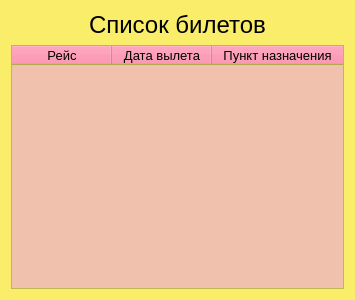
Before: the Qt Designer form ticketslistdialog.ui in BelousovAD/IS-Airport, drawn with Qt 5.
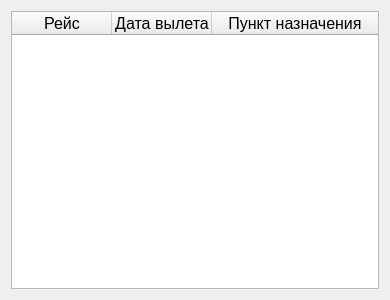
After: the same form once the commit is applied.

The edit to the form file:
```diff
--- a/ticketslistdialog.ui
+++ b/ticketslistdialog.ui
@@ -6,874 +6,27 @@
    <rect>
     <x>0</x>
     <y>0</y>
-    <width>355</width>
+    <width>390</width>
     <height>300</height>
    </rect>
   </property>
-  <property name="palette">
-   <palette>
-    <active>
-     <colorrole role="WindowText">
-      <brush brushstyle="SolidPattern">
-       <color alpha="255">
-        <red>0</red>
-        <green>0</green>
-        <blue>0</blue>
-       </color>
-      </brush>
-     </colorrole>
-     <colorrole role="Button">
-      <brush brushstyle="SolidPattern">
-       <color alpha="255">
-        <red>184</red>
-        <green>59</green>
-        <blue>94</blue>
-       </color>
-      </brush>
-     </colorrole>
-     <colorrole role="BrightText">
-      <brush brushstyle="SolidPattern">
-       <color alpha="255">
-        <red>255</red>
-        <green>255</green>
-        <blue>255</blue>
-       </color>
-      </brush>
-     </colorrole>
-     <colorrole role="Base">
-      <brush brushstyle="SolidPattern">
-       <color alpha="255">
-        <red>240</red>
-        <green>182</green>
-        <blue>116</blue>
-       </color>
-      </brush>
-     </colorrole>
-     <colorrole role="Window">
-      <brush brushstyle="SolidPattern">
-       <color alpha="255">
-        <red>249</red>
-        <green>237</green>
-        <blue>105</blue>
-       </color>
-      </brush>
-     </colorrole>
-     <colorrole role="Shadow">
-      <brush brushstyle="SolidPattern">
-       <color alpha="255">
-        <red>105</red>
-        <green>105</green>
-        <blue>105</blue>
-       </color>
-      </brush>
-     </colorrole>
-     <colorrole role="Highlight">
-      <brush brushstyle="SolidPattern">
-       <color alpha="255">
-        <red>106</red>
-        <green>44</green>
-        <blue>112</blue>
-       </color>
-      </brush>
-     </colorrole>
-     <colorrole role="HighlightedText">
-      <brush brushstyle="SolidPattern">
-       <color alpha="255">
-        <red>246</red>
-        <green>194</green>
-        <blue>255</blue>
-       </color>
-      </brush>
-     </colorrole>
-     <colorrole role="AlternateBase">
-      <brush brushstyle="SolidPattern">
-       <color alpha="255">
-        <red>236</red>
-        <green>177</green>
-        <blue>148</blue>
-       </color>
-      </brush>
-     </colorrole>
-     <colorrole role="ToolTipText">
-      <brush brushstyle="SolidPattern">
-       <color alpha="255">
-        <red>0</red>
-        <green>0</green>
-        <blue>0</blue>
-       </color>
-      </brush>
-     </colorrole>
-    </active>
-    <inactive>
-     <colorrole role="WindowText">
-      <brush brushstyle="SolidPattern">
-       <color alpha="255">
-        <red>0</red>
-        <green>0</green>
-        <blue>0</blue>
-       </color>
-      </brush>
-     </colorrole>
-     <colorrole role="Button">
-      <brush brushstyle="SolidPattern">
-       <color alpha="255">
-        <red>255</red>
-        <green>121</green>
-        <blue>157</blue>
-       </color>
-      </brush>
-     </colorrole>
-     <colorrole role="BrightText">
-      <brush brushstyle="SolidPattern">
-       <color alpha="255">
-        <red>255</red>
-        <green>255</green>
-        <blue>255</blue>
-       </color>
-      </brush>
-     </colorrole>
-     <colorrole role="Base">
-      <brush brushstyle="SolidPattern">
-       <color alpha="255">
-        <red>240</red>
-        <green>194</green>
-        <blue>173</blue>
-       </color>
-      </brush>
-     </colorrole>
-     <colorrole role="Window">
-      <brush brushstyle="SolidPattern">
-       <color alpha="255">
-        <red>249</red>
-        <green>237</green>
-        <blue>105</blue>
-       </color>
-      </brush>
-     </colorrole>
-     <colorrole role="Shadow">
-      <brush brushstyle="SolidPattern">
-       <color alpha="255">
-        <red>105</red>
-        <green>105</green>
-        <blue>105</blue>
-       </color>
-      </brush>
-     </colorrole>
-     <colorrole role="Highlight">
-      <brush brushstyle="SolidPattern">
-       <color alpha="255">
-        <red>240</red>
-        <green>100</green>
-        <blue>255</blue>
-       </color>
-      </brush>
-     </colorrole>
-     <colorrole role="HighlightedText">
-      <brush brushstyle="SolidPattern">
-       <color alpha="255">
-        <red>246</red>
-        <green>194</green>
-        <blue>255</blue>
-       </color>
-      </brush>
-     </colorrole>
-     <colorrole role="AlternateBase">
-      <brush brushstyle="SolidPattern">
-       <color alpha="255">
-        <red>236</red>
-        <green>225</green>
-        <blue>219</blue>
-       </color>
-      </brush>
-     </colorrole>
-     <colorrole role="ToolTipText">
-      <brush brushstyle="SolidPattern">
-       <color alpha="255">
-        <red>0</red>
-        <green>0</green>
-        <blue>0</blue>
-       </color>
-      </brush>
-     </colorrole>
-    </inactive>
-    <disabled>
-     <colorrole role="WindowText">
-      <brush brushstyle="SolidPattern">
-       <color alpha="255">
-        <red>120</red>
-        <green>120</green>
-        <blue>120</blue>
-       </color>
-      </brush>
-     </colorrole>
-     <colorrole role="Button">
-      <brush brushstyle="SolidPattern">
-       <color alpha="255">
-        <red>250</red>
-        <green>209</green>
-        <blue>126</blue>
-       </color>
-      </brush>
-     </colorrole>
-     <colorrole role="BrightText">
-      <brush brushstyle="SolidPattern">
-       <color alpha="255">
-        <red>255</red>
-        <green>255</green>
-        <blue>255</blue>
-       </color>
-      </brush>
-     </colorrole>
-     <colorrole role="Base">
-      <brush brushstyle="SolidPattern">
-       <color alpha="255">
-        <red>255</red>
-        <green>213</green>
-        <blue>129</blue>
-       </color>
-      </brush>
-     </colorrole>
-     <colorrole role="Window">
-      <brush brushstyle="SolidPattern">
-       <color alpha="255">
-        <red>247</red>
-        <green>235</green>
-        <blue>104</blue>
-       </color>
-      </brush>
-     </colorrole>
-     <colorrole role="Shadow">
-      <brush brushstyle="SolidPattern">
-       <color alpha="255">
-        <red>0</red>
-        <green>0</green>
-        <blue>0</blue>
-       </color>
-      </brush>
-     </colorrole>
-     <colorrole role="Highlight">
-      <brush brushstyle="SolidPattern">
-       <color alpha="255">
-        <red>255</red>
-        <green>163</green>
-        <blue>51</blue>
-       </color>
-      </brush>
-     </colorrole>
-     <colorrole role="HighlightedText">
-      <brush brushstyle="SolidPattern">
-       <color alpha="255">
-        <red>120</red>
-        <green>120</green>
-        <blue>120</blue>
-       </color>
-      </brush>
-     </colorrole>
-     <colorrole role="AlternateBase">
-      <brush brushstyle="SolidPattern">
-       <color alpha="255">
-        <red>255</red>
-        <green>227</green>
-        <blue>183</blue>
-       </color>
-      </brush>
-     </colorrole>
-     <colorrole role="ToolTipText">
-      <brush brushstyle="SolidPattern">
-       <color alpha="255">
-        <red>0</red>
-        <green>0</green>
-        <blue>0</blue>
-       </color>
-      </brush>
-     </colorrole>
-    </disabled>
-   </palette>
+  <property name="font">
+   <font>
+    <pointsize>12</pointsize>
+   </font>
   </property>
   <property name="windowTitle">
    <string>Dialog</string>
   </property>
   <layout class="QVBoxLayout" name="verticalLayout">
-   <item>
-    <widget class="QLabel" name="titleLabel">
-     <property name="palette">
-      <palette>
-       <active>
-        <colorrole role="WindowText">
-         <brush brushstyle="SolidPattern">
-          <color alpha="255">
-           <red>0</red>
-           <green>0</green>
-           <blue>0</blue>
-          </color>
-         </brush>
-        </colorrole>
-        <colorrole role="Button">
-         <brush brushstyle="SolidPattern">
-          <color alpha="255">
-           <red>184</red>
-           <green>59</green>
-           <blue>94</blue>
-          </color>
-         </brush>
-        </colorrole>
-        <colorrole role="BrightText">
-         <brush brushstyle="SolidPattern">
-          <color alpha="255">
-           <red>255</red>
-           <green>255</green>
-           <blue>255</blue>
-          </color>
-         </brush>
-        </colorrole>
-        <colorrole role="Base">
-         <brush brushstyle="SolidPattern">
-          <color alpha="255">
-           <red>240</red>
-           <green>182</green>
-           <blue>116</blue>
-          </color>
-         </brush>
-        </colorrole>
-        <colorrole role="Window">
-         <brush brushstyle="SolidPattern">
-          <color alpha="255">
-           <red>249</red>
-           <green>237</green>
-           <blue>105</blue>
-          </color>
-         </brush>
-        </colorrole>
-        <colorrole role="Shadow">
-         <brush brushstyle="SolidPattern">
-          <color alpha="255">
-           <red>105</red>
-           <green>105</green>
-           <blue>105</blue>
-          </color>
-         </brush>
-        </colorrole>
-        <colorrole role="Highlight">
-         <brush brushstyle="SolidPattern">
-          <color alpha="255">
-           <red>106</red>
-           <green>44</green>
-           <blue>112</blue>
-          </color>
-         </brush>
-        </colorrole>
-        <colorrole role="HighlightedText">
-         <brush brushstyle="SolidPattern">
-          <color alpha="255">
-           <red>246</red>
-           <green>194</green>
-           <blue>255</blue>
-          </color>
-         </brush>
-        </colorrole>
-        <colorrole role="AlternateBase">
-         <brush brushstyle="SolidPattern">
-          <color alpha="255">
-           <red>236</red>
-           <green>177</green>
-           <blue>148</blue>
-          </color>
-         </brush>
-        </colorrole>
-        <colorrole role="ToolTipText">
-         <brush brushstyle="SolidPattern">
-          <color alpha="255">
-           <red>0</red>
-           <green>0</green>
-           <blue>0</blue>
-          </color>
-         </brush>
-        </colorrole>
-       </active>
-       <inactive>
-        <colorrole role="WindowText">
-         <brush brushstyle="SolidPattern">
-          <color alpha="255">
-           <red>0</red>
-           <green>0</green>
-           <blue>0</blue>
-          </color>
-         </brush>
-        </colorrole>
-        <colorrole role="Button">
-         <brush brushstyle="SolidPattern">
-          <color alpha="255">
-           <red>255</red>
-           <green>121</green>
-           <blue>157</blue>
-          </color>
-         </brush>
-        </colorrole>
-        <colorrole role="BrightText">
-         <brush brushstyle="SolidPattern">
-          <color alpha="255">
-           <red>255</red>
-           <green>255</green>
-           <blue>255</blue>
-          </color>
-         </brush>
-        </colorrole>
-        <colorrole role="Base">
-         <brush brushstyle="SolidPattern">
-          <color alpha="255">
-           <red>240</red>
-           <green>194</green>
-           <blue>173</blue>
-          </color>
-         </brush>
-        </colorrole>
-        <colorrole role="Window">
-         <brush brushstyle="SolidPattern">
-          <color alpha="255">
-           <red>249</red>
-           <green>237</green>
-           <blue>105</blue>
-          </color>
-         </brush>
-        </colorrole>
-        <colorrole role="Shadow">
-         <brush brushstyle="SolidPattern">
-          <color alpha="255">
-           <red>105</red>
-           <green>105</green>
-           <blue>105</blue>
-          </color>
-         </brush>
-        </colorrole>
-        <colorrole role="Highlight">
-         <brush brushstyle="SolidPattern">
-          <color alpha="255">
-           <red>240</red>
-           <green>100</green>
-           <blue>255</blue>
-          </color>
-         </brush>
-        </colorrole>
-        <colorrole role="HighlightedText">
-         <brush brushstyle="SolidPattern">
-          <color alpha="255">
-           <red>246</red>
-           <green>194</green>
-           <blue>255</blue>
-          </color>
-         </brush>
-        </colorrole>
-        <colorrole role="AlternateBase">
-         <brush brushstyle="SolidPattern">
-          <color alpha="255">
-           <red>236</red>
-           <green>225</green>
-           <blue>219</blue>
-          </color>
-         </brush>
-        </colorrole>
-        <colorrole role="ToolTipText">
-         <brush brushstyle="SolidPattern">
-          <color alpha="255">
-           <red>0</red>
-           <green>0</green>
-           <blue>0</blue>
-          </color>
-         </brush>
-        </colorrole>
-       </inactive>
-       <disabled>
-        <colorrole role="WindowText">
-         <brush brushstyle="SolidPattern">
-          <color alpha="255">
-           <red>120</red>
-           <green>120</green>
-           <blue>120</blue>
-          </color>
-         </brush>
-        </colorrole>
-        <colorrole role="Button">
-         <brush brushstyle="SolidPattern">
-          <color alpha="255">
-           <red>250</red>
-           <green>209</green>
-           <blue>126</blue>
-          </color>
-         </brush>
-        </colorrole>
-        <colorrole role="BrightText">
-         <brush brushstyle="SolidPattern">
-          <color alpha="255">
-           <red>255</red>
-           <green>255</green>
-           <blue>255</blue>
-          </color>
-         </brush>
-        </colorrole>
-        <colorrole role="Base">
-         <brush brushstyle="SolidPattern">
-          <color alpha="255">
-           <red>255</red>
-           <green>213</green>
-           <blue>129</blue>
-          </color>
-         </brush>
-        </colorrole>
-        <colorrole role="Window">
-         <brush brushstyle="SolidPattern">
-          <color alpha="255">
-           <red>247</red>
-           <green>235</green>
-           <blue>104</blue>
-          </color>
-         </brush>
-        </colorrole>
-        <colorrole role="Shadow">
-         <brush brushstyle="SolidPattern">
-          <color alpha="255">
-           <red>0</red>
-           <green>0</green>
-           <blue>0</blue>
-          </color>
-         </brush>
-        </colorrole>
-        <colorrole role="Highlight">
-         <brush brushstyle="SolidPattern">
-          <color alpha="255">
-           <red>255</red>
-           <green>163</green>
-           <blue>51</blue>
-          </color>
-         </brush>
-        </colorrole>
-        <colorrole role="HighlightedText">
-         <brush brushstyle="SolidPattern">
-          <color alpha="255">
-           <red>120</red>
-           <green>120</green>
-           <blue>120</blue>
-          </color>
-         </brush>
-        </colorrole>
-        <colorrole role="AlternateBase">
-         <brush brushstyle="SolidPattern">
-          <color alpha="255">
-           <red>255</red>
-           <green>227</green>
-           <blue>183</blue>
-          </color>
-         </brush>
-        </colorrole>
-        <colorrole role="ToolTipText">
-         <brush brushstyle="SolidPattern">
-          <color alpha="255">
-           <red>0</red>
-           <green>0</green>
-           <blue>0</blue>
-          </color>
-         </brush>
-        </colorrole>
-       </disabled>
-      </palette>
-     </property>
-     <property name="font">
-      <font>
-       <pointsize>18</pointsize>
-      </font>
-     </property>
-     <property name="text">
-      <string>Список билетов</string>
-     </property>
-     <property name="alignment">
-      <set>Qt::AlignCenter</set>
-     </property>
-    </widget>
-   </item>
    <item>
     <widget class="QTableWidget" name="ticketsTableWidget">
-     <property name="palette">
-      <palette>
-       <active>
-        <colorrole role="WindowText">
-         <brush brushstyle="SolidPattern">
-          <color alpha="255">
-           <red>0</red>
-           <green>0</green>
-           <blue>0</blue>
-          </color>
-         </brush>
-        </colorrole>
-        <colorrole role="Button">
-         <brush brushstyle="SolidPattern">
-          <color alpha="255">
-           <red>184</red>
-           <green>59</green>
-           <blue>94</blue>
-          </color>
-         </brush>
-        </colorrole>
-        <colorrole role="BrightText">
-         <brush brushstyle="SolidPattern">
-          <color alpha="255">
-           <red>255</red>
-           <green>255</green>
-           <blue>255</blue>
-          </color>
-         </brush>
-        </colorrole>
-        <colorrole role="Base">
-         <brush brushstyle="SolidPattern">
-          <color alpha="255">
-           <red>240</red>
-           <green>182</green>
-           <blue>116</blue>
-          </color>
-         </brush>
-        </colorrole>
-        <colorrole role="Window">
-         <brush brushstyle="SolidPattern">
-          <color alpha="255">
-           <red>249</red>
-           <green>237</green>
-           <blue>105</blue>
-          </color>
-         </brush>
-        </colorrole>
-        <colorrole role="Shadow">
-         <brush brushstyle="SolidPattern">
-          <color alpha="255">
-           <red>105</red>
-           <green>105</green>
-           <blue>105</blue>
-          </color>
-         </brush>
-        </colorrole>
-        <colorrole role="Highlight">
-         <brush brushstyle="SolidPattern">
-          <color alpha="255">
-           <red>106</red>
-           <green>44</green>
-           <blue>112</blue>
-          </color>
-         </brush>
-        </colorrole>
-        <colorrole role="HighlightedText">
-         <brush brushstyle="SolidPattern">
-          <color alpha="255">
-           <red>246</red>
-           <green>194</green>
-           <blue>255</blue>
-          </color>
-         </brush>
-        </colorrole>
-        <colorrole role="AlternateBase">
-         <brush brushstyle="SolidPattern">
-          <color alpha="255">
-           <red>236</red>
-           <green>177</green>
-           <blue>148</blue>
-          </color>
-         </brush>
-        </colorrole>
-        <colorrole role="ToolTipText">
-         <brush brushstyle="SolidPattern">
-          <color alpha="255">
-           <red>0</red>
-           <green>0</green>
-           <blue>0</blue>
-          </color>
-         </brush>
-        </colorrole>
-       </active>
-       <inactive>
-        <colorrole role="WindowText">
-         <brush brushstyle="SolidPattern">
-          <color alpha="255">
-           <red>0</red>
-           <green>0</green>
-           <blue>0</blue>
-          </color>
-         </brush>
-        </colorrole>
-        <colorrole role="Button">
-         <brush brushstyle="SolidPattern">
-          <color alpha="255">
-           <red>255</red>
-           <green>121</green>
-           <blue>157</blue>
-          </color>
-         </brush>
-        </colorrole>
-        <colorrole role="BrightText">
-         <brush brushstyle="SolidPattern">
-          <color alpha="255">
-           <red>255</red>
-           <green>255</green>
-           <blue>255</blue>
-          </color>
-         </brush>
-        </colorrole>
-        <colorrole role="Base">
-         <brush brushstyle="SolidPattern">
-          <color alpha="255">
-           <red>240</red>
-           <green>194</green>
-           <blue>173</blue>
-          </color>
-         </brush>
-        </colorrole>
-        <colorrole role="Window">
-         <brush brushstyle="SolidPattern">
-          <color alpha="255">
-           <red>249</red>
-           <green>237</green>
-           <blue>105</blue>
-          </color>
-         </brush>
-        </colorrole>
-        <colorrole role="Shadow">
-         <brush brushstyle="SolidPattern">
-          <color alpha="255">
-           <red>105</red>
-           <green>105</green>
-           <blue>105</blue>
-          </color>
-         </brush>
-        </colorrole>
-        <colorrole role="Highlight">
-         <brush brushstyle="SolidPattern">
-          <color alpha="255">
-           <red>240</red>
-           <green>100</green>
-           <blue>255</blue>
-          </color>
-         </brush>
-        </colorrole>
-        <colorrole role="HighlightedText">
-         <brush brushstyle="SolidPattern">
-          <color alpha="255">
-           <red>246</red>
-           <green>194</green>
-           <blue>255</blue>
-          </color>
-         </brush>
-        </colorrole>
-        <colorrole role="AlternateBase">
-         <brush brushstyle="SolidPattern">
-          <color alpha="255">
-           <red>236</red>
-           <green>225</green>
-           <blue>219</blue>
-          </color>
-         </brush>
-        </colorrole>
-        <colorrole role="ToolTipText">
-         <brush brushstyle="SolidPattern">
-          <color alpha="255">
-           <red>0</red>
-           <green>0</green>
-           <blue>0</blue>
-          </color>
-         </brush>
-        </colorrole>
-       </inactive>
-       <disabled>
-        <colorrole role="WindowText">
-         <brush brushstyle="SolidPattern">
-          <color alpha="255">
-           <red>120</red>
-           <green>120</green>
-           <blue>120</blue>
-          </color>
-         </brush>
-        </colorrole>
-        <colorrole role="Button">
-         <brush brushstyle="SolidPattern">
-          <color alpha="255">
-           <red>250</red>
-           <green>209</green>
-           <blue>126</blue>
-          </color>
-         </brush>
-        </colorrole>
-        <colorrole role="BrightText">
-         <brush brushstyle="SolidPattern">
-          <color alpha="255">
-           <red>255</red>
-           <green>255</green>
-           <blue>255</blue>
-          </color>
-         </brush>
-        </colorrole>
-        <colorrole role="Base">
-         <brush brushstyle="SolidPattern">
-          <color alpha="255">
-           <red>255</red>
-           <green>213</green>
-           <blue>129</blue>
-          </color>
-         </brush>
-        </colorrole>
-        <colorrole role="Window">
-         <brush brushstyle="SolidPattern">
-          <color alpha="255">
-           <red>247</red>
-           <green>235</green>
-           <blue>104</blue>
-          </color>
-         </brush>
-        </colorrole>
-        <colorrole role="Shadow">
-         <brush brushstyle="SolidPattern">
-          <color alpha="255">
-           <red>0</red>
-           <green>0</green>
-           <blue>0</blue>
-          </color>
-         </brush>
-        </colorrole>
-        <colorrole role="Highlight">
-         <brush brushstyle="SolidPattern">
-          <color alpha="255">
-           <red>255</red>
-           <green>163</green>
-           <blue>51</blue>
-          </color>
-         </brush>
-        </colorrole>
-        <colorrole role="HighlightedText">
-         <brush brushstyle="SolidPattern">
-          <color alpha="255">
-           <red>120</red>
-           <green>120</green>
-           <blue>120</blue>
-          </color>
-         </brush>
-        </colorrole>
-        <colorrole role="AlternateBase">
-         <brush brushstyle="SolidPattern">
-          <color alpha="255">
-           <red>255</red>
-           <green>227</green>
-           <blue>183</blue>
-          </color>
-         </brush>
-        </colorrole>
-        <colorrole role="ToolTipText">
-         <brush brushstyle="SolidPattern">
-          <color alpha="255">
-           <red>0</red>
-           <green>0</green>
-           <blue>0</blue>
-          </color>
-         </brush>
-        </colorrole>
-       </disabled>
-      </palette>
-     </property>
      <property name="editTriggers">
       <set>QAbstractItemView::NoEditTriggers</set>
      </property>
+     <property name="alternatingRowColors">
+      <bool>true</bool>
+     </property>
      <property name="selectionBehavior">
       <enum>QAbstractItemView::SelectColumns</enum>
      </property>
@@ -886,6 +39,9 @@
      <attribute name="horizontalHeaderStretchLastSection">
       <bool>true</bool>
      </attribute>
+     <attribute name="verticalHeaderVisible">
+      <bool>false</bool>
+     </attribute>
      <attribute name="verticalHeaderMinimumSectionSize">
       <number>17</number>
      </attribute>
@@ -895,7 +51,7 @@
       </property>
       <property name="font">
        <font>
-        <pointsize>10</pointsize>
+        <pointsize>12</pointsize>
        </font>
       </property>
      </column>
@@ -905,7 +61,7 @@
       </property>
       <property name="font">
        <font>
-        <pointsize>10</pointsize>
+        <pointsize>12</pointsize>
        </font>
       </property>
      </column>
@@ -915,7 +71,7 @@
       </property>
       <property name="font">
        <font>
-        <pointsize>10</pointsize>
+        <pointsize>12</pointsize>
        </font>
       </property>
      </column>
```
Left out of the diff: 2 changed lines with no effect on the pictures.
